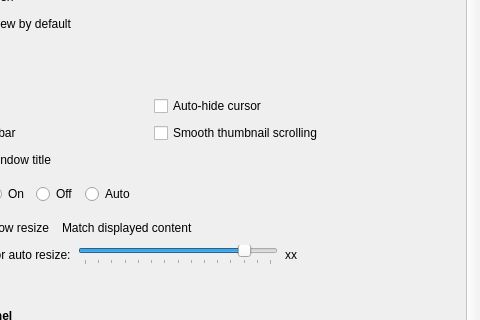
Above: qimgv/gui/dialogs/settingsdialog.ui from hadoooooouken/qimgv-plus before the change; both pictures show x 303 to 783 and y 106 to 426 of the 783 by 741 pixel window. Below: the same form after it.
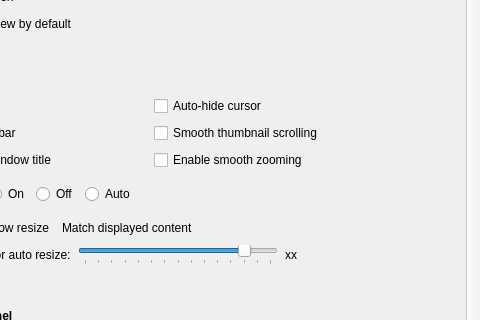
That is the form after the change. Custom widgets are drawn as their Qt base class.

Diff of the .ui file:
```diff
--- a/qimgv/gui/dialogs/settingsdialog.ui
+++ b/qimgv/gui/dialogs/settingsdialog.ui
@@ -607,6 +607,13 @@
                         </property>
                        </widget>
                       </item>
+                      <item row="2" column="1" colspan="2">
+                       <widget class="QCheckBox" name="enableSmoothZoomCheckBox">
+                        <property name="text">
+                         <string>Enable smooth zooming</string>
+                        </property>
+                       </widget>
+                      </item>
                       <item row="0" column="2">
                        <spacer name="horizontalSpacer_20">
                         <property name="orientation">
@@ -2258,13 +2265,7 @@
                     </property>
                    </widget>
                   </item>
-                   <item>
-                    <widget class="QCheckBox" name="enableSmoothZoomCheckBox">
-                     <property name="text">
-                      <string>Enable smooth zooming</string>
-                     </property>
-                    </widget>
-                   </item>
+
                   <item>
                    <widget class="QWidget" name="widget_11" native="true">
                     <property name="accessibleName">
```
